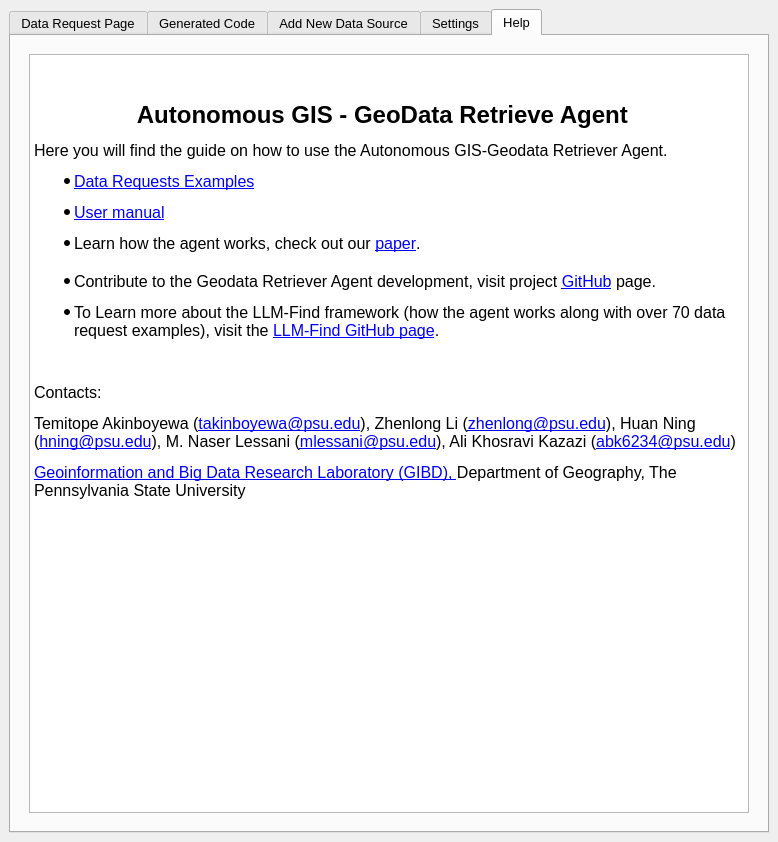
Before: the Qt Designer form AGGRA_dockwidget_base.ui in Teakinboyewa/AutonomousGIS_GeodataRetrieverAgent, drawn with Qt 5.
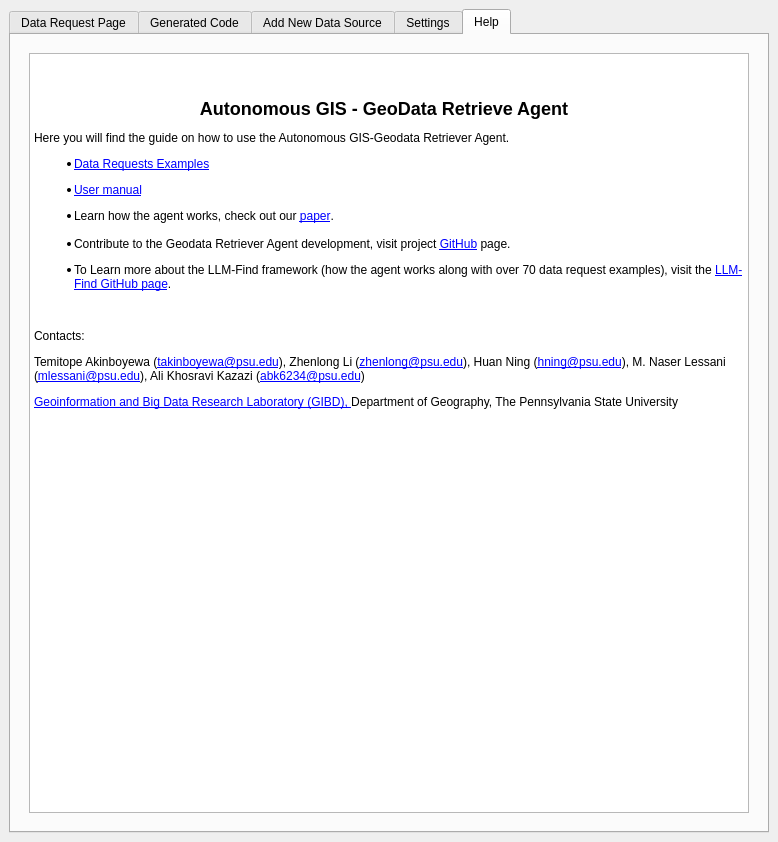
After: the same form once the commit is applied. The open tabs and pages were chosen to show the change. Icons and pictures are not drawn. Custom widgets are drawn as their Qt base class.

Commit message:
Use the QGIS interface font size throughout the plugin
The dock widget forced 10-11 pt text (the Help page 12-18 pt). Fixed sizes are removed from the .ui so text follows the QGIS interface font; the Help title is 'x-large' and the request box is no longer bold. The Handbook Studio sizes its titles, hints and step tabs relative to the QGIS font.

```diff
--- a/AGGRA_dockwidget_base.ui
+++ b/AGGRA_dockwidget_base.ui
@@ -53,11 +53,6 @@
         <height>16777215</height>
        </size>
       </property>
-      <property name="font">
-       <font>
-        <pointsize>10</pointsize>
-       </font>
-      </property>
       <property name="currentIndex">
        <number>3</number>
       </property>
@@ -1179,23 +1174,23 @@
                 <string>&lt;!DOCTYPE HTML PUBLIC &quot;-//W3C//DTD HTML 4.0//EN&quot; &quot;http://www.w3.org/TR/REC-html40/strict.dtd&quot;&gt;
 &lt;html&gt;&lt;head&gt;&lt;meta name=&quot;qrichtext&quot; content=&quot;1&quot; /&gt;&lt;style type=&quot;text/css&quot;&gt;
 p, li { white-space: pre-wrap; }
-&lt;/style&gt;&lt;/head&gt;&lt;body style=&quot; font-family:'MS Shell Dlg 2'; font-size:10pt; font-weight:400; font-style:normal;&quot;&gt;
-&lt;p style=&quot; margin-top:0px; margin-bottom:0px; margin-left:0px; margin-right:0px; -qt-block-indent:0; text-indent:0px;&quot;&gt;&lt;span style=&quot; font-size:9.75pt;&quot;&gt;    &lt;/span&gt;&lt;/p&gt;
-&lt;p style=&quot; margin-top:0px; margin-bottom:0px; margin-left:0px; margin-right:0px; -qt-block-indent:0; text-indent:0px;&quot;&gt;&lt;span style=&quot; font-size:9.75pt;&quot;&gt;    &lt;/span&gt;&lt;/p&gt;
-&lt;p align=&quot;center&quot; style=&quot; margin-top:12px; margin-bottom:12px; margin-left:0px; margin-right:0px; -qt-block-indent:0; text-indent:0px;&quot;&gt;&lt;span style=&quot; font-size:18pt; font-weight:600;&quot;&gt;Autonomous GIS - GeoData Retrieve Agent  &lt;/span&gt;&lt;/p&gt;
-&lt;p style=&quot; margin-top:12px; margin-bottom:12px; margin-left:0px; margin-right:0px; -qt-block-indent:0; text-indent:0px;&quot;&gt;&lt;span style=&quot; font-size:12pt;&quot;&gt;Here you will find the guide on how to use the Autonomous GIS-Geodata Retriever Agent.        &lt;/span&gt;&lt;/p&gt;
-&lt;ul style=&quot;margin-top: 0px; margin-bottom: 0px; margin-left: 0px; margin-right: 0px; -qt-list-indent: 1;&quot;&gt;&lt;li style=&quot; font-size:12pt;&quot; style=&quot; margin-top:0px; margin-bottom:12px; margin-left:0px; margin-right:0px; -qt-block-indent:0; text-indent:0px;&quot;&gt;&lt;a href=&quot;https://github.com/Teakinboyewa/AutonomousGIS_GeodataRetrieverAgent/blob/master/Data%20request%20examples.md&quot;&gt;&lt;span style=&quot; text-decoration: underline; color:#0000ff;&quot;&gt;Data Requests Examples&lt;/span&gt;&lt;/a&gt; &lt;/li&gt;
-&lt;li style=&quot; font-size:12pt;&quot; style=&quot; margin-top:0px; margin-bottom:12px; margin-left:0px; margin-right:0px; -qt-block-indent:0; text-indent:0px;&quot;&gt;&lt;a href=&quot;https://github.com/Teakinboyewa/AutonomousGIS_GeodataRetrieverAgent/blob/master/User_manual.md&quot;&gt;&lt;span style=&quot; text-decoration: underline; color:#0000ff;&quot;&gt;User manual&lt;/span&gt;&lt;/a&gt; &lt;/li&gt;&lt;/ul&gt;
-&lt;ul style=&quot;margin-top: 0px; margin-bottom: 0px; margin-left: 0px; margin-right: 0px; -qt-list-indent: 1;&quot;&gt;&lt;li style=&quot; font-size:12pt;&quot; style=&quot; margin-top:0px; margin-bottom:0px; margin-left:0px; margin-right:0px; -qt-block-indent:0; text-indent:0px;&quot;&gt;Learn how the agent works, check out our &lt;a href=&quot;https://doi.org/10.1080/17538947.2025.2458688&quot;&gt;&lt;span style=&quot; text-decoration: underline; color:#0000ff;&quot;&gt;paper&lt;/span&gt;&lt;/a&gt;. &lt;/li&gt;
-&lt;p style=&quot;-qt-paragraph-type:empty; margin-top:0px; margin-bottom:0px; margin-left:0px; margin-right:0px; -qt-block-indent:0; text-indent:0px; font-size:12pt;&quot;&gt;&lt;br /&gt;&lt;/p&gt;
-&lt;li style=&quot; font-size:12pt;&quot; style=&quot; margin-top:0px; margin-bottom:12px; margin-left:0px; margin-right:0px; -qt-block-indent:0; text-indent:0px;&quot;&gt;Contribute to the Geodata Retriever Agent development, visit project &lt;a href=&quot;https://github.com/Teakinboyewa/AutonomousGIS_GeodataRetrieverAgent.git&quot;&gt;&lt;span style=&quot; text-decoration: underline; color:#0000ff;&quot;&gt;GitHub&lt;/span&gt;&lt;/a&gt; page. &lt;/li&gt;
-&lt;li style=&quot; font-size:12pt;&quot; style=&quot; margin-top:0px; margin-bottom:12px; margin-left:0px; margin-right:0px; -qt-block-indent:0; text-indent:0px;&quot;&gt;To Learn more about the LLM-Find framework (how the agent works along with over 70 data request examples), visit the &lt;a href=&quot;https://github.com/gladcolor/LLM-Find&quot;&gt;&lt;span style=&quot; text-decoration: underline; color:#0000ff;&quot;&gt;LLM-Find GitHub page&lt;/span&gt;&lt;/a&gt;.&lt;/li&gt;&lt;/ul&gt;
-&lt;p style=&quot; margin-top:12px; margin-bottom:12px; margin-left:0px; margin-right:0px; -qt-block-indent:0; text-indent:0px;&quot;&gt;&lt;span style=&quot; font-size:12pt;&quot;&gt;  &lt;/span&gt;&lt;/p&gt;
-&lt;p style=&quot; margin-top:12px; margin-bottom:12px; margin-left:0px; margin-right:0px; -qt-block-indent:0; text-indent:0px;&quot;&gt;&lt;span style=&quot; font-size:12pt;&quot;&gt;Contacts: &lt;/span&gt;&lt;/p&gt;
-&lt;p style=&quot; margin-top:12px; margin-bottom:12px; margin-left:0px; margin-right:0px; -qt-block-indent:0; text-indent:0px;&quot;&gt;&lt;span style=&quot; font-size:12pt;&quot;&gt;Temitope Akinboyewa (&lt;/span&gt;&lt;a href=&quot;mailto:takinboyewa@psu.edu&quot;&gt;&lt;span style=&quot; font-size:12pt; text-decoration: underline; color:#0000ff;&quot;&gt;takinboyewa@psu.edu&lt;/span&gt;&lt;/a&gt;&lt;span style=&quot; font-size:12pt;&quot;&gt;), Zhenlong Li (&lt;/span&gt;&lt;a href=&quot;mailto:zhenlong@psu.edu&quot;&gt;&lt;span style=&quot; font-size:12pt; text-decoration: underline; color:#0000ff;&quot;&gt;zhenlong@psu.edu&lt;/span&gt;&lt;/a&gt;&lt;span style=&quot; font-size:12pt;&quot;&gt;), Huan Ning (&lt;/span&gt;&lt;a href=&quot;mailto:hning@psu.edu&quot;&gt;&lt;span style=&quot; font-size:12pt; text-decoration: underline; color:#0000ff;&quot;&gt;hning@psu.edu&lt;/span&gt;&lt;/a&gt;&lt;span style=&quot; font-size:12pt;&quot;&gt;), M. Naser Lessani (&lt;/span&gt;&lt;a href=&quot;mailto:mlessani@psu.edu&quot;&gt;&lt;span style=&quot; font-size:12pt; text-decoration: underline; color:#0000ff;&quot;&gt;mlessani@psu.edu&lt;/span&gt;&lt;/a&gt;&lt;span style=&quot; font-size:12pt;&quot;&gt;), Ali Khosravi Kazazi (&lt;/span&gt;&lt;span style=&quot; font-size:12pt; text-decoration: underline; color:#0000ff;&quot;&gt;abk6234@psu.edu&lt;/span&gt;&lt;span style=&quot; font-size:12pt;&quot;&gt;)&lt;/span&gt;&lt;/p&gt;
-&lt;p style=&quot; margin-top:12px; margin-bottom:12px; margin-left:0px; margin-right:0px; -qt-block-indent:0; text-indent:0px;&quot;&gt;&lt;a href=&quot;https://giscience.psu.edu/&quot;&gt;&lt;span style=&quot; font-size:12pt; text-decoration: underline; color:#0000ff;&quot;&gt;Geoinformation and Big Data Research Laboratory (GIBD), &lt;/span&gt;&lt;/a&gt;&lt;span style=&quot; font-size:12pt;&quot;&gt;Department of Geography, The Pennsylvania State University &lt;/span&gt;&lt;/p&gt;
+&lt;/style&gt;&lt;/head&gt;&lt;body style=&quot; font-family:'MS Shell Dlg 2'; font-weight:400; font-style:normal;&quot;&gt;
+&lt;p style=&quot; margin-top:0px; margin-bottom:0px; margin-left:0px; margin-right:0px; -qt-block-indent:0; text-indent:0px;&quot;&gt;&lt;span style=&quot;&quot;&gt;    &lt;/span&gt;&lt;/p&gt;
+&lt;p style=&quot; margin-top:0px; margin-bottom:0px; margin-left:0px; margin-right:0px; -qt-block-indent:0; text-indent:0px;&quot;&gt;&lt;span style=&quot;&quot;&gt;    &lt;/span&gt;&lt;/p&gt;
+&lt;p align=&quot;center&quot; style=&quot; margin-top:12px; margin-bottom:12px; margin-left:0px; margin-right:0px; -qt-block-indent:0; text-indent:0px;&quot;&gt;&lt;span style=&quot; font-size:x-large; font-weight:600;&quot;&gt;Autonomous GIS - GeoData Retrieve Agent  &lt;/span&gt;&lt;/p&gt;
+&lt;p style=&quot; margin-top:12px; margin-bottom:12px; margin-left:0px; margin-right:0px; -qt-block-indent:0; text-indent:0px;&quot;&gt;&lt;span style=&quot;&quot;&gt;Here you will find the guide on how to use the Autonomous GIS-Geodata Retriever Agent.        &lt;/span&gt;&lt;/p&gt;
+&lt;ul style=&quot;margin-top: 0px; margin-bottom: 0px; margin-left: 0px; margin-right: 0px; -qt-list-indent: 1;&quot;&gt;&lt;li style=&quot;&quot; style=&quot; margin-top:0px; margin-bottom:12px; margin-left:0px; margin-right:0px; -qt-block-indent:0; text-indent:0px;&quot;&gt;&lt;a href=&quot;https://github.com/Teakinboyewa/AutonomousGIS_GeodataRetrieverAgent/blob/master/Data%20request%20examples.md&quot;&gt;&lt;span style=&quot; text-decoration: underline; color:#0000ff;&quot;&gt;Data Requests Examples&lt;/span&gt;&lt;/a&gt; &lt;/li&gt;
+&lt;li style=&quot;&quot; style=&quot; margin-top:0px; margin-bottom:12px; margin-left:0px; margin-right:0px; -qt-block-indent:0; text-indent:0px;&quot;&gt;&lt;a href=&quot;https://github.com/Teakinboyewa/AutonomousGIS_GeodataRetrieverAgent/blob/master/User_manual.md&quot;&gt;&lt;span style=&quot; text-decoration: underline; color:#0000ff;&quot;&gt;User manual&lt;/span&gt;&lt;/a&gt; &lt;/li&gt;&lt;/ul&gt;
+&lt;ul style=&quot;margin-top: 0px; margin-bottom: 0px; margin-left: 0px; margin-right: 0px; -qt-list-indent: 1;&quot;&gt;&lt;li style=&quot;&quot; style=&quot; margin-top:0px; margin-bottom:0px; margin-left:0px; margin-right:0px; -qt-block-indent:0; text-indent:0px;&quot;&gt;Learn how the agent works, check out our &lt;a href=&quot;https://doi.org/10.1080/17538947.2025.2458688&quot;&gt;&lt;span style=&quot; text-decoration: underline; color:#0000ff;&quot;&gt;paper&lt;/span&gt;&lt;/a&gt;. &lt;/li&gt;
+&lt;p style=&quot;-qt-paragraph-type:empty; margin-top:0px; margin-bottom:0px; margin-left:0px; margin-right:0px; -qt-block-indent:0; text-indent:0px;&quot;&gt;&lt;br /&gt;&lt;/p&gt;
+&lt;li style=&quot;&quot; style=&quot; margin-top:0px; margin-bottom:12px; margin-left:0px; margin-right:0px; -qt-block-indent:0; text-indent:0px;&quot;&gt;Contribute to the Geodata Retriever Agent development, visit project &lt;a href=&quot;https://github.com/Teakinboyewa/AutonomousGIS_GeodataRetrieverAgent.git&quot;&gt;&lt;span style=&quot; text-decoration: underline; color:#0000ff;&quot;&gt;GitHub&lt;/span&gt;&lt;/a&gt; page. &lt;/li&gt;
+&lt;li style=&quot;&quot; style=&quot; margin-top:0px; margin-bottom:12px; margin-left:0px; margin-right:0px; -qt-block-indent:0; text-indent:0px;&quot;&gt;To Learn more about the LLM-Find framework (how the agent works along with over 70 data request examples), visit the &lt;a href=&quot;https://github.com/gladcolor/LLM-Find&quot;&gt;&lt;span style=&quot; text-decoration: underline; color:#0000ff;&quot;&gt;LLM-Find GitHub page&lt;/span&gt;&lt;/a&gt;.&lt;/li&gt;&lt;/ul&gt;
+&lt;p style=&quot; margin-top:12px; margin-bottom:12px; margin-left:0px; margin-right:0px; -qt-block-indent:0; text-indent:0px;&quot;&gt;&lt;span style=&quot;&quot;&gt;  &lt;/span&gt;&lt;/p&gt;
+&lt;p style=&quot; margin-top:12px; margin-bottom:12px; margin-left:0px; margin-right:0px; -qt-block-indent:0; text-indent:0px;&quot;&gt;&lt;span style=&quot;&quot;&gt;Contacts: &lt;/span&gt;&lt;/p&gt;
+&lt;p style=&quot; margin-top:12px; margin-bottom:12px; margin-left:0px; margin-right:0px; -qt-block-indent:0; text-indent:0px;&quot;&gt;&lt;span style=&quot;&quot;&gt;Temitope Akinboyewa (&lt;/span&gt;&lt;a href=&quot;mailto:takinboyewa@psu.edu&quot;&gt;&lt;span style=&quot; text-decoration: underline; color:#0000ff;&quot;&gt;takinboyewa@psu.edu&lt;/span&gt;&lt;/a&gt;&lt;span style=&quot;&quot;&gt;), Zhenlong Li (&lt;/span&gt;&lt;a href=&quot;mailto:zhenlong@psu.edu&quot;&gt;&lt;span style=&quot; text-decoration: underline; color:#0000ff;&quot;&gt;zhenlong@psu.edu&lt;/span&gt;&lt;/a&gt;&lt;span style=&quot;&quot;&gt;), Huan Ning (&lt;/span&gt;&lt;a href=&quot;mailto:hning@psu.edu&quot;&gt;&lt;span style=&quot; text-decoration: underline; color:#0000ff;&quot;&gt;hning@psu.edu&lt;/span&gt;&lt;/a&gt;&lt;span style=&quot;&quot;&gt;), M. Naser Lessani (&lt;/span&gt;&lt;a href=&quot;mailto:mlessani@psu.edu&quot;&gt;&lt;span style=&quot; text-decoration: underline; color:#0000ff;&quot;&gt;mlessani@psu.edu&lt;/span&gt;&lt;/a&gt;&lt;span style=&quot;&quot;&gt;), Ali Khosravi Kazazi (&lt;/span&gt;&lt;span style=&quot; text-decoration: underline; color:#0000ff;&quot;&gt;abk6234@psu.edu&lt;/span&gt;&lt;span style=&quot;&quot;&gt;)&lt;/span&gt;&lt;/p&gt;
+&lt;p style=&quot; margin-top:12px; margin-bottom:12px; margin-left:0px; margin-right:0px; -qt-block-indent:0; text-indent:0px;&quot;&gt;&lt;a href=&quot;https://giscience.psu.edu/&quot;&gt;&lt;span style=&quot; text-decoration: underline; color:#0000ff;&quot;&gt;Geoinformation and Big Data Research Laboratory (GIBD), &lt;/span&gt;&lt;/a&gt;&lt;span style=&quot;&quot;&gt;Department of Geography, The Pennsylvania State University &lt;/span&gt;&lt;/p&gt;
 &lt;p style=&quot;-qt-paragraph-type:empty; margin-top:12px; margin-bottom:12px; margin-left:0px; margin-right:0px; -qt-block-indent:0; text-indent:0px;&quot;&gt;&lt;br /&gt;&lt;/p&gt;
-&lt;p style=&quot; margin-top:0px; margin-bottom:12px; margin-left:0px; margin-right:0px; -qt-block-indent:0; text-indent:0px;&quot;&gt;&lt;span style=&quot; font-size:9.75pt;&quot;&gt;	  &lt;/span&gt;&lt;/p&gt;&lt;/body&gt;&lt;/html&gt;</string>
+&lt;p style=&quot; margin-top:0px; margin-bottom:12px; margin-left:0px; margin-right:0px; -qt-block-indent:0; text-indent:0px;&quot;&gt;&lt;span style=&quot;&quot;&gt;	  &lt;/span&gt;&lt;/p&gt;&lt;/body&gt;&lt;/html&gt;</string>
                </property>
               </widget>
              </item>
```
Left out of the diff: 82 changed lines with no effect on the pictures. The commit also changes 2 other files.
